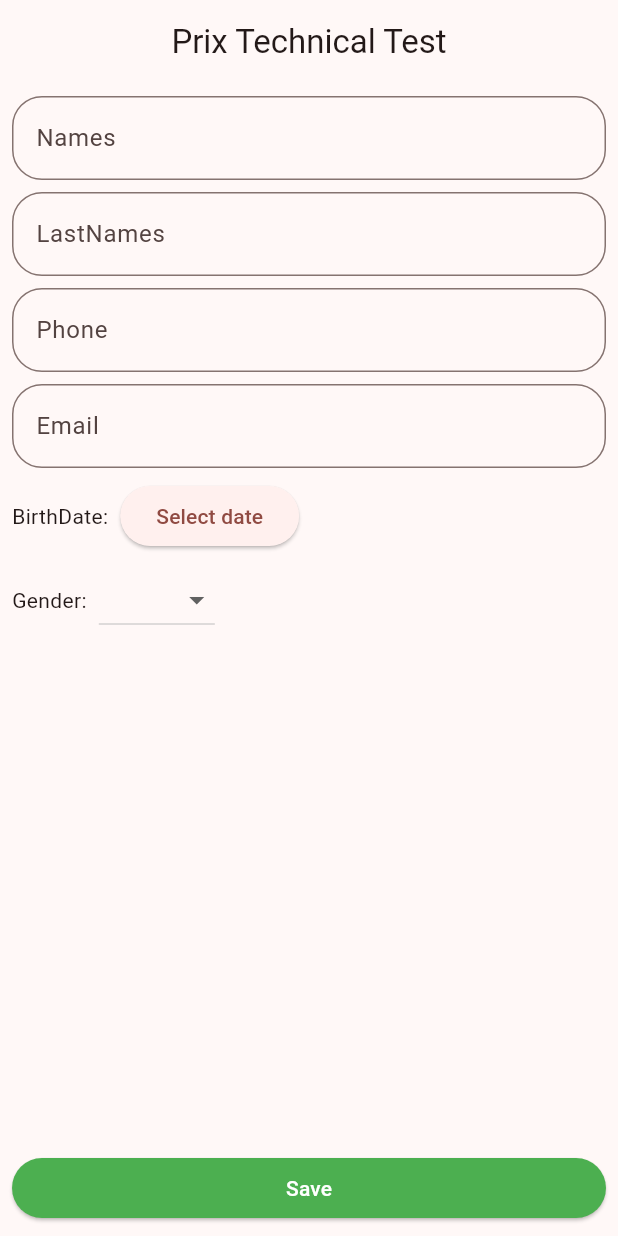
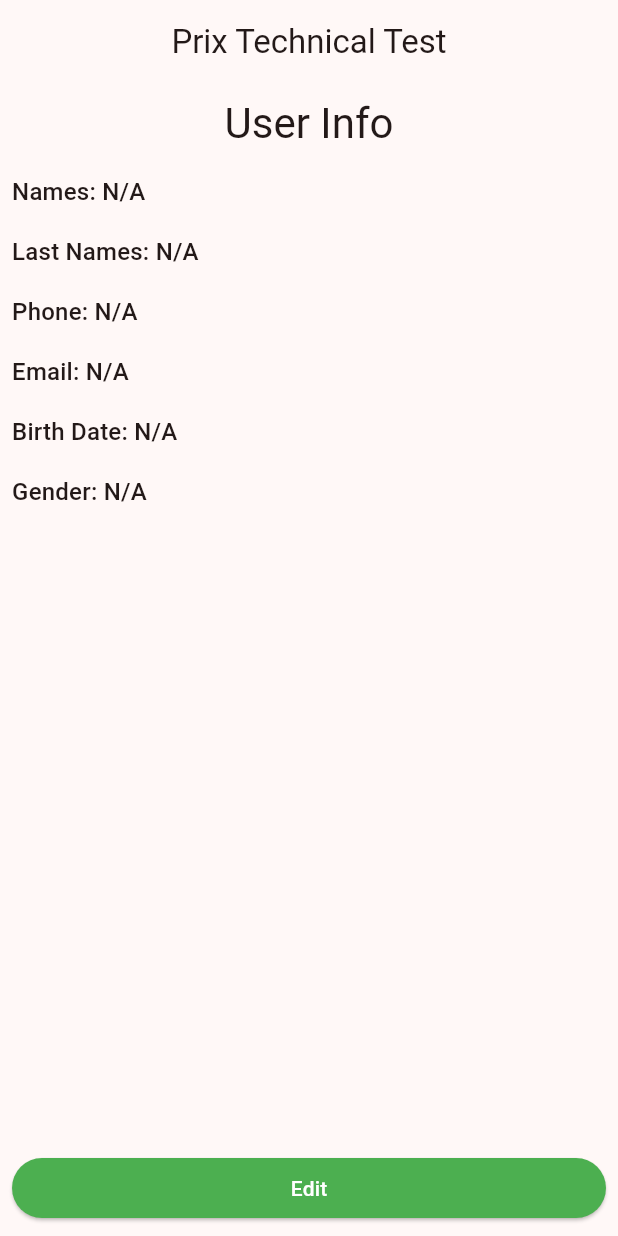
Before and after one commit to julio-develop3r/prixz_technical_test, a Flutter app: the screen it shows after launch, on a phone screen of 412 x 824 dp. Run offline on Flutter 3.47's test engine with Material 3 defaults, Android fonts, the phone set to English and light mode, and no system bars; our stand-ins replace bloc, dio, equatable, flutter_bloc, rxdart, shared_preferences.

Commit message:
Implement user edit and info pages with state management
- Add UserEditPage for editing user information
- Create UserInfoPage to display saved user details
- Implement UserEditCubit and UserInfoCubit for state management
- Add form validation and local storage using shared_preferences
- Refactor user-related modules with improved architecture

```diff
--- a/lib/main.dart
+++ b/lib/main.dart
@@ -1,8 +1,8 @@
+import 'package:app/modules/user_edit/user_edit_page.dart';
+import 'package:app/modules/user_info/user_info_page.dart';
 import 'package:flutter/cupertino.dart';
 import 'package:flutter/material.dart';
 import 'package:flutter_localizations/flutter_localizations.dart';
-
-import 'modules/user_info/user_info_page.dart';
 
 void main() {
   runApp(const MyApp());
--- a/lib/models/user.dart
+++ b/lib/models/user.dart
@@ -4,6 +4,8 @@ import 'package:json_annotation/json_annotation.dart';
 part 'user.g.dart';
 
 enum Gender { male, female, other }
+
+const String userInfoKey = 'userInfo';
 
 abstract interface class IUser {
   String? get names;
--- a/lib/modules/user_info/cubit/user_validator_cubit.dart
+++ b/lib/modules/user_edit/cubit/user_edit_cubit.dart
@@ -1,12 +1,14 @@
+import 'dart:convert';
+
 import 'package:app/models/user.dart';
 import 'package:bloc/bloc.dart';
 import 'package:flutter/material.dart';
 import 'package:shared_preferences/shared_preferences.dart';
 
-part 'user_validator_state.dart';
+part 'user_edit_state.dart';
 
-class UserValidatorCubit extends Cubit<UserValidatorState> {
-  UserValidatorCubit() : super(const UserValidatorState());
+class UserEditCubit extends Cubit<UserEditState> {
+  UserEditCubit() : super(const UserEditState());
 
   void updateNames(String value) {
     emit(state.copyWith(userInfo: state.userInfo.copyWith(names: value)));
@@ -40,7 +42,9 @@ class UserValidatorCubit extends Cubit<UserValidatorState> {
     final SharedPreferences prefs = await SharedPreferences.getInstance();
 
     try {
-      await prefs.setString('userInfo', state.userInfo.toJson().toString());
+      final Map<String, dynamic> json = state.userInfo.toJson();
+
+      await prefs.setString(userInfoKey, jsonEncode(json));
       print('jalo');
     } catch (e) {
       print(e);
--- a/lib/modules/user_info/cubit/user_validator_state.dart
+++ b/lib/modules/user_edit/cubit/user_edit_state.dart
@@ -1,7 +1,7 @@
-part of 'user_validator_cubit.dart';
+part of 'user_edit_cubit.dart';
 
-final class UserValidatorState {
-  const UserValidatorState({
+final class UserEditState {
+  const UserEditState({
     this.autovalidateMode = AutovalidateMode.disabled,
     this.userInfo = const UserInfo(),
   });
@@ -9,8 +9,8 @@ final class UserValidatorState {
   final AutovalidateMode autovalidateMode;
   final UserInfo userInfo;
 
-  UserValidatorState copyWith({AutovalidateMode? autovalidateMode, UserInfo? userInfo}) {
-    return UserValidatorState(
+  UserEditState copyWith({AutovalidateMode? autovalidateMode, UserInfo? userInfo}) {
+    return UserEditState(
       autovalidateMode: autovalidateMode ?? this.autovalidateMode,
       userInfo: userInfo ?? this.userInfo,
     );
--- /dev/null
+++ b/lib/modules/user_info/cubit/user_info_state.dart
@@ -0,0 +1,22 @@
+part of 'user_info_cubit.dart';
+
+sealed class UserInfoState extends Equatable {
+  const UserInfoState();
+
+  @override
+  List<Object> get props => [];
+}
+
+final class UserInfoLoading extends UserInfoState {}
+
+final class UserInfoLoaded extends UserInfoState {
+  const UserInfoLoaded(this.userInfo);
+
+  final UserInfo userInfo;
+}
+
+final class UserInfoError extends UserInfoState {
+  const UserInfoError(this.error);
+
+  final String error;
+}
--- a/lib/modules/user_info/user_info_page.dart
+++ b/lib/modules/user_info/user_info_page.dart
@@ -1,163 +1,104 @@
 import 'package:app/models/user.dart';
-import 'package:app/modules/user_info/cubit/user_validator_cubit.dart';
+import 'package:app/modules/user_edit/user_edit_page.dart';
 import 'package:flutter/material.dart';
 import 'package:flutter_bloc/flutter_bloc.dart';
 
-import 'validator.dart';
-
-// import 'validator.dart';
+import 'cubit/user_info_cubit.dart';
 
 class UserInfoPage extends StatelessWidget {
   const UserInfoPage({super.key});
 
   @override
   Widget build(BuildContext context) {
-    return BlocProvider<UserValidatorCubit>(create: (_) => UserValidatorCubit(), child: _View());
+    return BlocProvider<UserInfoCubit>(
+      create: (_) => UserInfoCubit()..init(),
+      child: const _View(),
+    );
   }
 }
 
-class _View extends StatelessWidget with Validator {
-  final GlobalKey<FormState> _formKey = GlobalKey<FormState>();
+class _View extends StatelessWidget {
+  const _View();
 
   @override
   Widget build(BuildContext context) {
-    final UserValidatorCubit cubit = context.read<UserValidatorCubit>();
-
-    return BlocBuilder<UserValidatorCubit, UserValidatorState>(
-      builder: (_, UserValidatorState state) {
     return Padding(
       padding: const EdgeInsets.all(8.0),
-          child: Form(
-            key: _formKey,
-            autovalidateMode: state.autovalidateMode,
+      child: BlocBuilder<UserInfoCubit, UserInfoState>(
+        builder: (_, UserInfoState state) {
+          if (state is UserInfoError) {
+            return Center(child: Text(state.error));
+          }
+
+          if (state is! UserInfoLoaded) {
+            return const Center(child: CircularProgressIndicator());
+          }
+
+          return Column(
+            children: [
+              Expanded(
                 child: Column(
-              children: <Widget>[
-                Expanded(
-                  child: SingleChildScrollView(
-                    child: Column(
-                      children: <Widget>[
-                        TextFormField(
-                          validator: validateNoEmpty,
-                          decoration: InputDecoration(
-                            hintText: 'Names',
-                            border: OutlineInputBorder(borderRadius: BorderRadius.circular(20)),
+                  spacing: 16,
+                  crossAxisAlignment: CrossAxisAlignment.start,
+                  children: [
+                    Center(
+                      child: Text('User Info', style: Theme.of(context).textTheme.headlineMedium),
                     ),
-                          onChanged: (String value) => cubit.updateNames(value),
+                    Text(
+                      'Names: ${state.userInfo.names ?? 'N/A'}',
+                      style: Theme.of(context).textTheme.titleMedium,
                     ),
-                        const SizedBox(height: 8),
-                        TextFormField(
-                          validator: validateNoEmpty,
-                          decoration: InputDecoration(
-                            hintText: 'LastNames',
-                            border: OutlineInputBorder(borderRadius: BorderRadius.circular(20)),
+                    Text(
+                      'Last Names: ${state.userInfo.lastNames ?? 'N/A'}',
+                      style: Theme.of(context).textTheme.titleMedium,
                     ),
-                          onChanged: (String value) => cubit.updateLastNames(value),
+                    Text(
+                      'Phone: ${state.userInfo.phone ?? 'N/A'}',
+                      style: Theme.of(context).textTheme.titleMedium,
                     ),
-                        const SizedBox(height: 8),
-                        TextFormField(
-                          validator: validateNoEmpty,
-                          decoration: InputDecoration(
-                            hintText: 'Phone',
-                            border: OutlineInputBorder(borderRadius: BorderRadius.circular(20)),
+                    Text(
+                      'Email: ${state.userInfo.email ?? 'N/A'}',
+                      style: Theme.of(context).textTheme.titleMedium,
                     ),
-                          onChanged: (String value) => cubit.updatePhone(value),
+                    Text(
+                      'Birth Date: ${_getBirthText(state.userInfo)}',
+                      style: Theme.of(context).textTheme.titleMedium,
                     ),
-
-                        const SizedBox(height: 8),
-                        TextFormField(
-                          validator: validateNoEmpty,
-                          decoration: InputDecoration(
-                            hintText: 'Email',
-                            border: OutlineInputBorder(borderRadius: BorderRadius.circular(20)),
-                          ),
-                          onChanged: (String value) => cubit.updateEmail(value),
-                        ),
-                        const SizedBox(height: 8),
-                        Row(
-                          children: <Widget>[
-                            const Text('BirthDate:'),
-                            const SizedBox(width: 8),
-                            ElevatedButton(
-                              onPressed: () async {
-                                final DateTime now = DateTime.now();
-                                final DateTime? selectedDate = await showDatePicker(
-                                  context: context,
-                                  initialDate: state.userInfo.birthDate ?? now,
-                                  firstDate: DateTime(1900),
-                                  lastDate: now,
-                                  locale: const Locale('es', 'ES'),
-                                );
-
-                                if (selectedDate != null) {
-                                  cubit.updateBirthDate(selectedDate);
-                                }
-                              },
-                              child: const Text('Select date'),
+                    Text(
+                      'Gender: ${state.userInfo.gender ?? 'N/A'}',
+                      style: Theme.of(context).textTheme.titleMedium,
                     ),
                   ],
-                        ),
-
-                        if (state.userInfo.birthDate != null) ...<Widget>[
-                          const SizedBox(height: 8),
-                          Row(
-                            children: <Widget>[
-                              Text('${state.userInfo.birtDateFormated()} - '),
-                              Text('${state.userInfo.currentAge()} years old'),
-                            ],
-                          ),
-                        ],
-
-                        const SizedBox(height: 8),
-                        Row(
-                          children: <Widget>[
-                            const Text('Gender:'),
-                            const SizedBox(width: 8),
-                            DropdownButton<Gender>(
-                              value: state.userInfo.gender,
-                              items: const <DropdownMenuItem<Gender>>[
-                                DropdownMenuItem<Gender>(value: Gender.male, child: Text('Male')),
-                                DropdownMenuItem<Gender>(
-                                  value: Gender.female,
-                                  child: Text('Female'),
-                                ),
-                                DropdownMenuItem<Gender>(value: Gender.other, child: Text('Other')),
-                              ],
-                              onChanged: (Gender? gender) {
-                                if (gender != null) {
-                                  cubit.updateGender(gender);
-                                }
-                              },
-                            ),
-                          ],
-                        ),
-                      ],
-                    ),
                 ),
               ),
               SizedBox(
                 width: double.infinity,
                 child: ElevatedButton(
                   onPressed: () {
-                      if (_formKey.currentState!.validate()) {
-                        context.read<UserValidatorCubit>().saveInfo();
-                      } else {
-                        context.read<UserValidatorCubit>().updateAutovalidateMode(
-                          AutovalidateMode.always,
+                    Navigator.push(
+                      context,
+                      MaterialPageRoute<String?>(builder: (_) => const UserEditPage()),
                     );
-                      }
                   },
                   style: ElevatedButton.styleFrom(
                     backgroundColor: Colors.green,
                     foregroundColor: Colors.white,
                   ),
-                    child: const Text('Save'),
+                  child: const Text('Edit'),
                 ),
               ),
             ],
-            ),
+          );
+        },
       ),
     );
-      },
-    );
+  }
+
+  String _getBirthText(UserInfo user) {
+    if (user.birthDate == null) {
+      return 'N/A';
+    }
+
+    return '${user.birtDateFormated()} (${user.currentAge()} years old)';
   }
 }
```
Also changed, not shown: lib/modules/user_edit/user_edit_page.dart (added, +161 -0 lines), lib/modules/user_info/cubit/user_info_cubit.dart (added, +27 -0 lines), lib/modules/user_edit/validator.dart (renamed from lib/modules/user_info/validator.dart). Lines whose indentation alone changed are shown as unchanged.
